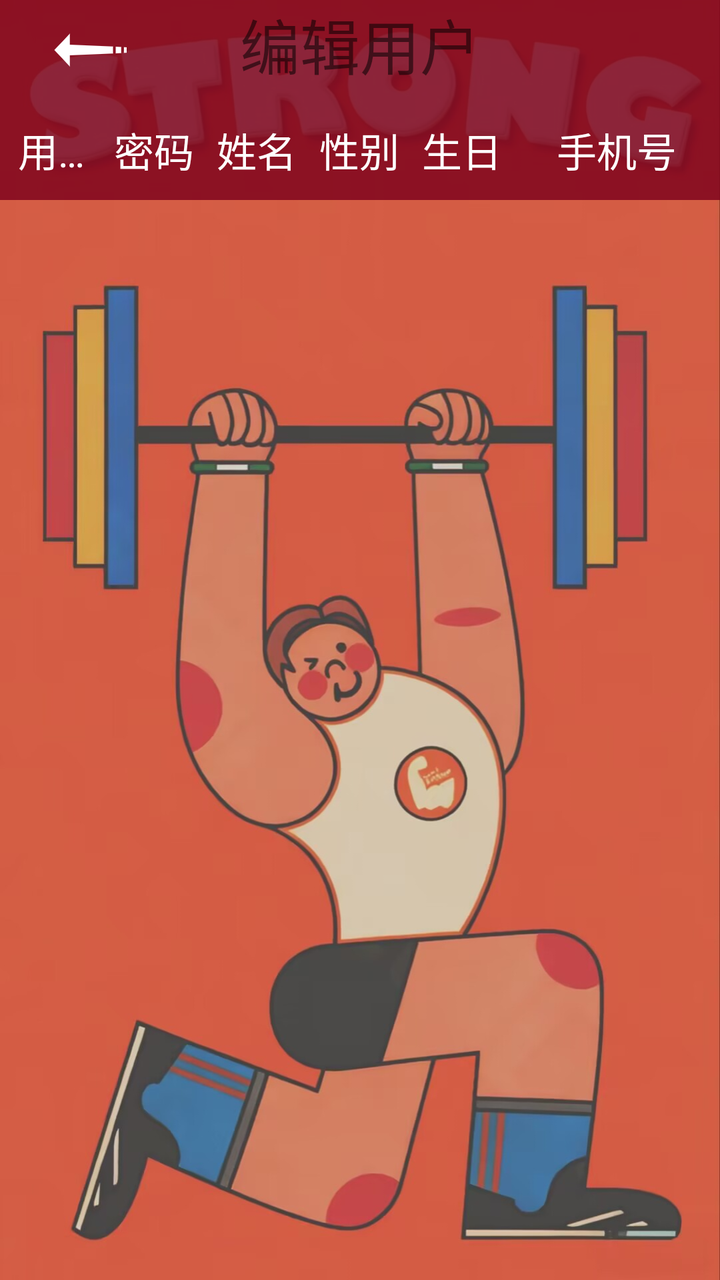
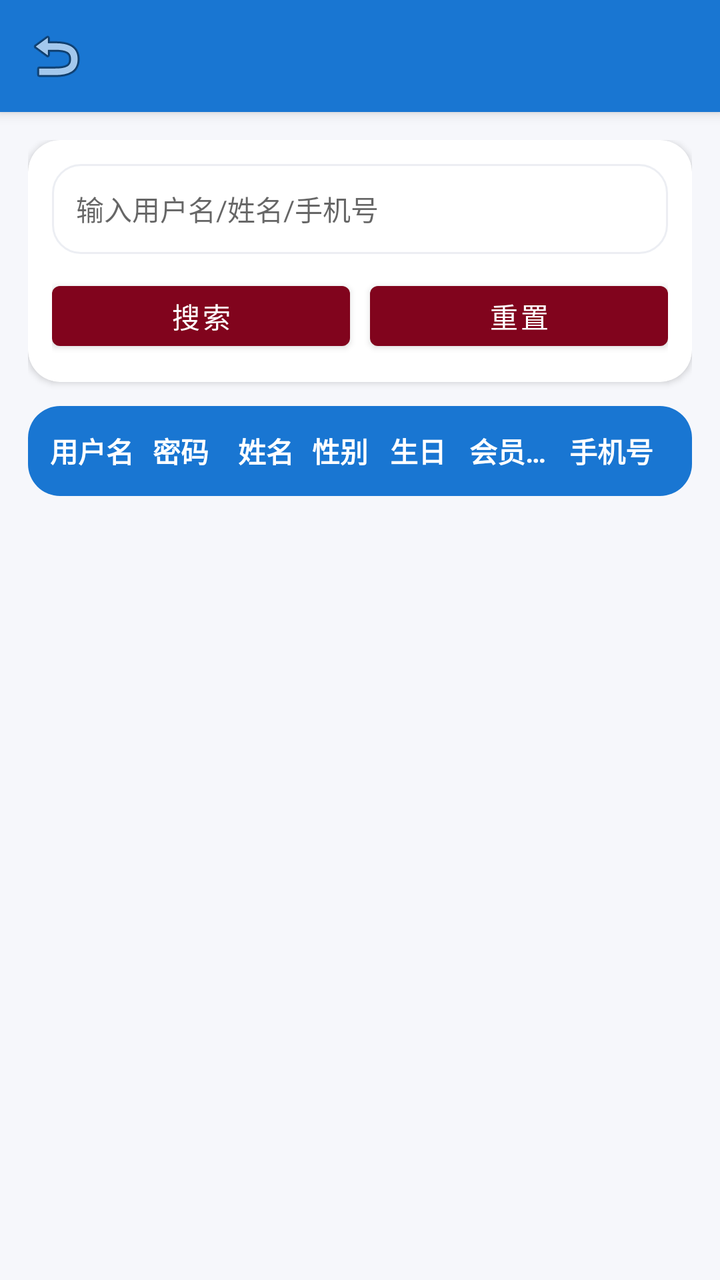

Screens rendered from an Android XML layout before and after an edit, with the pre-edit source and the edit as a unified diff.
<!-- AndroidManifest.xml: application theme AppTheme -->
<!-- res/layout/activity_admin_editer_users.xml -->
<?xml version="1.0" encoding="utf-8"?>
<LinearLayout xmlns:android="http://schemas.android.com/apk/res/android"
    xmlns:app="http://schemas.android.com/apk/res-auto"
    xmlns:tools="http://schemas.android.com/tools"
    android:background="@drawable/i4"
    android:layout_width="match_parent"
    android:layout_height="match_parent"
    android:orientation="vertical"
    tools:context="com.example.administrator.sportmanager.admin.houtai_admin.admin_editer_users">
    <RelativeLayout
        android:layout_width="match_parent"
        android:layout_height="50dp"
        android:background="#D77F041D">

        <TextView
            android:layout_width="match_parent"
            android:layout_height="wrap_content"
            android:gravity="center_horizontal"
            android:text="编辑用户"
            android:textSize="30sp" />

        <ImageButton
            android:id="@+id/deletereader_back"
            android:layout_width="50dp"
            android:layout_height="50dp"
            android:layout_alignParentLeft="true"
            android:layout_alignParentStart="true"
            android:layout_centerVertical="true"
            android:layout_marginLeft="20dp"
            android:background="@color/transparent"
            app:srcCompat="@mipmap/left_arrow" />

    </RelativeLayout>

    <LinearLayout
        android:layout_width="match_parent"
        android:layout_height="50dp"
        android:orientation="horizontal"
        android:background="#D77F041D"
        android:gravity="center"
        >

        <TextView
            android:layout_width="0dp"
            android:layout_height="wrap_content"
            android:layout_weight="1"
            android:gravity="center"
            android:singleLine="true"
            android:text="用户名"
            android:textSize="20sp"
            android:textColor="@color/white"/>

        <TextView
            android:layout_width="0dp"
            android:layout_height="wrap_content"
            android:layout_weight="1"
            android:gravity="center"
            android:singleLine="true"
            android:text="密码"
            android:textSize="20sp"
            android:textColor="@color/white"/>

        <TextView
            android:layout_width="0dp"
            android:layout_height="wrap_content"
            android:layout_weight="1"
            android:gravity="center"
            android:singleLine="true"
            android:text="姓名"
            android:textSize="20sp"
            android:textColor="@color/white"/>

        <TextView
            android:layout_width="0dp"
            android:layout_height="wrap_content"
            android:layout_weight="1"
            android:gravity="center"
            android:singleLine="true"
            android:text="性别"
            android:textSize="20sp"
            android:textColor="@color/white"/>

        <TextView
            android:layout_width="0dp"
            android:layout_height="wrap_content"
            android:layout_weight="1"
            android:gravity="center"
            android:singleLine="true"
            android:text="生日"
            android:textSize="20sp"
            android:textColor="@color/white"/>

        <TextView
            android:layout_width="0dp"
            android:layout_height="wrap_content"
            android:layout_weight="2"
            android:gravity="center"
            android:singleLine="true"
            android:text="手机号"
            android:textSize="20sp"
            android:textColor="@color/white"/>


    </LinearLayout>

    <ListView
        android:id="@+id/delete_reader_list"
        android:layout_width="match_parent"
        android:layout_height="match_parent"></ListView>
</LinearLayout>
<!-- resources referenced by this layout -->
<resources>
  <color name="transparent">#00000000</color>
  <color name="white">#FFFFFFFF</color>
  <!-- drawable i4: jpg bitmap (drawable, 135880 bytes) -->
  <!-- mipmap left_arrow: png bitmap (mipmap-xxhdpi, 874 bytes) -->
  <style name="AppTheme" parent="Theme.MaterialComponents.Light.NoActionBar">
          <item name="colorPrimary">#81041D</item>
          <item name="colorPrimaryVariant">#80041D</item>
          <item name="colorSecondary">#81041D</item>
      </style>
</resources>

<!-- the commit's change to res/layout/activity_admin_editer_users.xml (unified diff, before → after) -->
@@ -1,110 +1,140 @@
 <?xml version="1.0" encoding="utf-8"?>
-<LinearLayout xmlns:android="http://schemas.android.com/apk/res/android"
+<androidx.coordinatorlayout.widget.CoordinatorLayout
+    xmlns:android="http://schemas.android.com/apk/res/android"
     xmlns:app="http://schemas.android.com/apk/res-auto"
-    xmlns:tools="http://schemas.android.com/tools"
-    android:background="@drawable/i4"
     android:layout_width="match_parent"
     android:layout_height="match_parent"
-    android:orientation="vertical"
-    tools:context="com.example.administrator.sportmanager.admin.houtai_admin.admin_editer_users">
-    <RelativeLayout
+    android:background="#F6F7FB">
+
+    <com.google.android.material.appbar.AppBarLayout
         android:layout_width="match_parent"
-        android:layout_height="50dp"
-        android:background="#D77F041D">
+        android:layout_height="wrap_content">
 
-        <TextView
+        <com.google.android.material.appbar.MaterialToolbar
+            android:id="@+id/adminUserEditTopBar"
             android:layout_width="match_parent"
             android:layout_height="wrap_content"
-            android:gravity="center_horizontal"
-            android:text="编辑用户"
-            android:textSize="30sp" />
-
-        <ImageButton
-            android:id="@+id/deletereader_back"
-            android:layout_width="50dp"
-            android:layout_height="50dp"
-            android:layout_alignParentLeft="true"
-            android:layout_alignParentStart="true"
-            android:layout_centerVertical="true"
-            android:layout_marginLeft="20dp"
-            android:background="@color/transparent"
-            app:srcCompat="@mipmap/left_arrow" />
-
-    </RelativeLayout>
+            android:background="@color/colorPrimary"
+            android:title="编辑用户"
+            android:titleTextColor="@color/white"
+            app:navigationIcon="@android:drawable/ic_menu_revert"/>
+    </com.google.android.material.appbar.AppBarLayout>
 
     <LinearLayout
         android:layout_width="match_parent"
-        android:layout_height="50dp"
-        android:orientation="horizontal"
-        android:background="#D77F041D"
-        android:gravity="center"
-        >
+        android:layout_height="match_parent"
+        android:orientation="vertical"
+        android:padding="14dp"
+        app:layout_behavior="@string/appbar_scrolling_view_behavior">
 
-        <TextView
-            android:layout_width="0dp"
+        <com.google.android.material.card.MaterialCardView
+            android:layout_width="match_parent"
             android:layout_height="wrap_content"
+            app:cardCornerRadius="16dp"
+            app:cardElevation="2dp">
+
+            <LinearLayout
+                android:layout_width="match_parent"
+                android:layout_height="wrap_content"
+                android:padding="12dp"
+                android:orientation="vertical">
+
+                <EditText
+                    android:id="@+id/et_keyword"
+                    android:layout_width="match_parent"
+                    android:layout_height="45dp"
+                    android:hint="输入用户名/姓名/手机号"
+                    android:background="@drawable/bg_admin_card"
+                    android:paddingStart="12dp"
+                    android:paddingEnd="12dp"
+                    android:textSize="14sp"/>
+
+                <LinearLayout
+                    android:layout_width="match_parent"
+                    android:layout_height="wrap_content"
+                    android:orientation="horizontal"
+                    android:layout_marginTop="10dp">
+
+                    <Button
+                        android:id="@+id/btn_search"
+                        android:layout_width="0dp"
+                        android:layout_height="42dp"
+                        android:layout_weight="1"
+                        android:text="搜索"/>
+
+                    <Button
+                        android:id="@+id/btn_reset"
+                        android:layout_width="0dp"
+                        android:layout_height="42dp"
+                        android:layout_weight="1"
+                        android:layout_marginStart="10dp"
+                        android:text="重置"/>
+                </LinearLayout>
+            </LinearLayout>
+        </com.google.android.material.card.MaterialCardView>
+
+        
+        <com.google.android.material.card.MaterialCardView
+            android:layout_width="match_parent"
+            android:layout_height="wrap_content"
+            android:layout_marginTop="12dp"
+            app:cardCornerRadius="16dp"
+            app:cardElevation="1dp">
+
+            <LinearLayout
+                android:layout_width="match_parent"
+                android:layout_height="45dp"
+                android:orientation="horizontal"
+                android:gravity="center_vertical"
+                android:paddingStart="10dp"
+                android:paddingEnd="10dp"
+                android:background="@color/colorPrimary">
+
+                <TextView android:layout_width="0dp" android:layout_height="wrap_content"
+                    android:layout_weight="1.2" android:text="用户名"
+                    android:textColor="@color/white" android:textStyle="bold"
+                    android:gravity="center" android:singleLine="true"/>
+
+                <TextView android:layout_width="0dp" android:layout_height="wrap_content"
+                    android:layout_weight="1.2" android:text="密码"
+                    android:textColor="@color/white" android:textStyle="bold"
+                    android:gravity="center" android:singleLine="true"/>
+
+                <TextView android:layout_width="0dp" android:layout_height="wrap_content"
+                    android:layout_weight="1.1" android:text="姓名"
+                    android:textColor="@color/white" android:textStyle="bold"
+                    android:gravity="center" android:singleLine="true"/>
+
+                <TextView android:layout_width="0dp" android:layout_height="wrap_content"
+                    android:layout_weight="0.9" android:text="性别"
+                    android:textColor="@color/white" android:textStyle="bold"
+                    android:gravity="center" android:singleLine="true"/>
+
+                <TextView android:layout_width="0dp" android:layout_height="wrap_content"
+                    android:layout_weight="1.2" android:text="生日"
+                    android:textColor="@color/white" android:textStyle="bold"
+                    android:gravity="center" android:singleLine="true"/>
+
+                <TextView android:layout_width="0dp" android:layout_height="wrap_content"
+                    android:layout_weight="1.2" android:text="会员状态"
+                    android:textColor="@color/white" android:textStyle="bold"
+                    android:gravity="center" android:singleLine="true"/>
+
+                <TextView android:layout_width="0dp" android:layout_height="wrap_content"
+                    android:layout_weight="1.6" android:text="手机号"
+                    android:textColor="@color/white" android:textStyle="bold"
+                    android:gravity="center" android:singleLine="true"/>
+            </LinearLayout>
+        </com.google.android.material.card.MaterialCardView>
+
+        <ListView
+            android:id="@+id/delete_reader_list"
+            android:layout_width="match_parent"
+            android:layout_height="0dp"
             android:layout_weight="1"
-            android:gravity="center"
-            android:singleLine="true"
-            android:text="用户名"
-            android:textSize="20sp"
-            android:textColor="@color/white"/>
-
-        <TextView
-            android:layout_width="0dp"
-            android:layout_height="wrap_content"
-            android:layout_weight="1"
-            android:gravity="center"
-            android:singleLine="true"
-            android:text="密码"
-            android:textSize="20sp"
-            android:textColor="@color/white"/>
-
-        <TextView
-            android:layout_width="0dp"
-            android:layout_height="wrap_content"
-            android:layout_weight="1"
-            android:gravity="center"
-            android:singleLine="true"
-            android:text="姓名"
-            android:textSize="20sp"
-            android:textColor="@color/white"/>
-
-        <TextView
-            android:layout_width="0dp"
-            android:layout_height="wrap_content"
-            android:layout_weight="1"
-            android:gravity="center"
-            android:singleLine="true"
-            android:text="性别"
-            android:textSize="20sp"
-            android:textColor="@color/white"/>
-
-        <TextView
-            android:layout_width="0dp"
-            android:layout_height="wrap_content"
-            android:layout_weight="1"
-            android:gravity="center"
-            android:singleLine="true"
-            android:text="生日"
-            android:textSize="20sp"
-            android:textColor="@color/white"/>
-
-        <TextView
-            android:layout_width="0dp"
-            android:layout_height="wrap_content"
-            android:layout_weight="2"
-            android:gravity="center"
-            android:singleLine="true"
-            android:text="手机号"
-            android:textSize="20sp"
-            android:textColor="@color/white"/>
-
+            android:layout_marginTop="10dp"
+            android:divider="@android:color/transparent"
+            android:dividerHeight="8dp"/>
 
     </LinearLayout>
-
-    <ListView
-        android:id="@+id/delete_reader_list"
-        android:layout_width="match_parent"
-        android:layout_height="match_parent"></ListView>
-</LinearLayout>
+</androidx.coordinatorlayout.widget.CoordinatorLayout>
<!-- resource entries referenced after the edit -->
@@ -1,9 +1,14 @@
 <!-- resources referenced by this layout -->
 <resources>
-  <color name="transparent">#00000000</color>
+  <color name="colorPrimary">#1976D2</color>
   <color name="white">#FFFFFFFF</color>
-  <!-- drawable i4: jpg bitmap (drawable, 135880 bytes) -->
-  <!-- mipmap left_arrow: png bitmap (mipmap-xxhdpi, 874 bytes) -->
+  <!-- drawable bg_admin_card (drawable) -->
+  <?xml version="1.0" encoding="utf-8"?>
+  <shape xmlns:android="http://schemas.android.com/apk/res/android">
+      <solid android:color="#FFFFFF"/>
+      <corners android:radius="14dp"/>
+      <stroke android:width="1dp" android:color="#ECEEF3"/>
+  </shape>
   <style name="AppTheme" parent="Theme.MaterialComponents.Light.NoActionBar">
           <item name="colorPrimary">#81041D</item>
           <item name="colorPrimaryVariant">#80041D</item>
